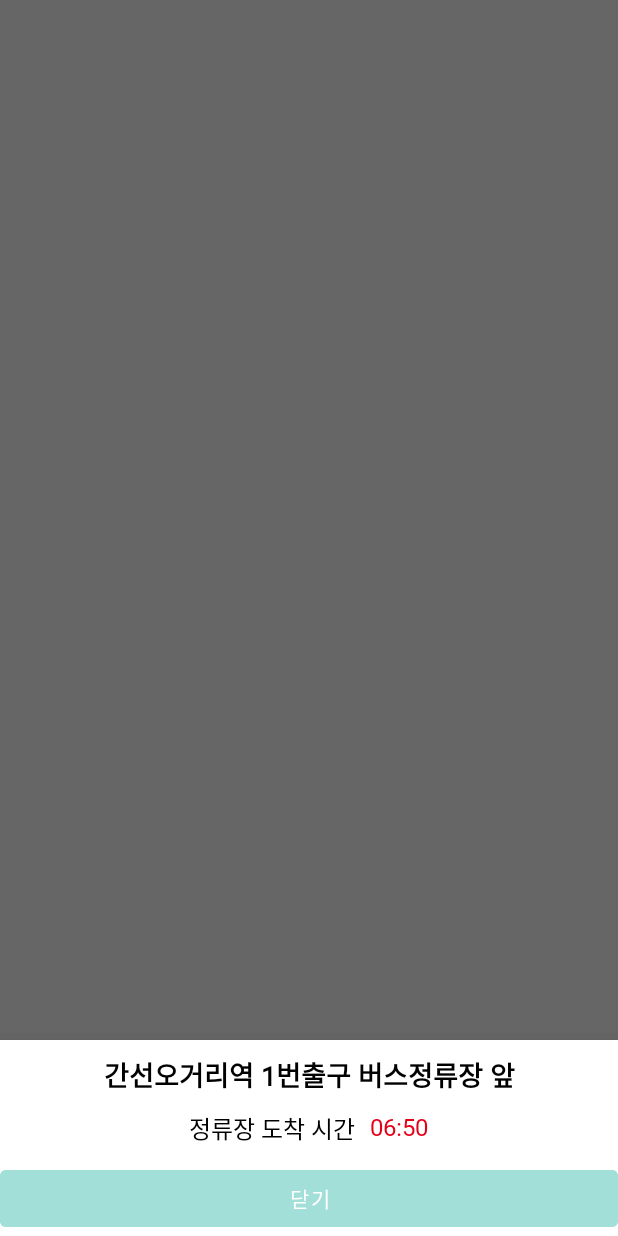
After one commit to HalloKity/DIGICO_Bus, an Android app: the fragment MyBottomDialogStopLocation shown on its own in the app's theme, on a phone screen of 412 x 824 dp. The commit adds this screen. Run offline under Robolectric (Android 15) with nearby library versions, the phone set to English and light mode, and no system bars; libraries missing offline, so code that uses them is left out: com.naver.maps; plain views replace MapView.

Commit message:
[MY] feat : bottom dialog 추가 작업 중

```diff
--- a/DigicoBus/app/build.gradle
+++ b/DigicoBus/app/build.gradle
@@ -70,4 +70,7 @@ dependencies {
     // retrofit
     implementation 'com.squareup.retrofit2:retrofit:2.6.0'
     implementation 'com.squareup.retrofit2:converter-gson:2.6.0'
+
+    // bottom sheet dialog
+    implementation 'com.google.android.material:material:1.5.0-alpha02'
 }
--- a/DigicoBus/app/src/main/java/com/kt/digicobus/adapter/BusStopListAdapter.kt
+++ b/DigicoBus/app/src/main/java/com/kt/digicobus/adapter/BusStopListAdapter.kt
@@ -2,6 +2,7 @@ package com.kt.digicobus.adapter
 
 import android.content.Context
 import android.os.Build
+import android.util.Log
 import android.view.LayoutInflater
 import android.view.View
 import android.view.ViewGroup
@@ -10,9 +11,11 @@ import android.widget.ImageView
 import android.widget.TextView
 import androidx.annotation.RequiresApi
 import androidx.constraintlayout.widget.ConstraintLayout
+import androidx.fragment.app.FragmentActivity
 import androidx.recyclerview.widget.RecyclerView
 import com.kt.digicobus.R
 import com.kt.digicobus.data.BusStopContent
+import com.kt.digicobus.dialog.MyBottomDialogStopLocation
 import kotlinx.android.synthetic.main.listview_detail_bus_info.view.*
 
 class BusStopListAdapter(var context: Context, private val resource: Int,  var busStopList: MutableList<BusStopContent>)
@@ -36,7 +39,9 @@ class BusStopListAdapter(var context: Context, private val resource: Int,  var b
 
         //지도 클릭시 넘어감
         holder.btn_map.setOnClickListener{
-            println("지도 클릭")
+            Log.d("[d] 버튼 클릭여부 확인", "지도 클릭")
+            val bottomDialog = MyBottomDialogStopLocation()
+            bottomDialog.show((holder.itemView.context as FragmentActivity).supportFragmentManager, bottomDialog.tag)
         }
     }
 
--- /dev/null
+++ b/DigicoBus/app/src/main/java/com/kt/digicobus/dialog/MyBottomDialogStopLocation.kt
@@ -0,0 +1,27 @@
+package com.kt.digicobus.dialog
+
+import android.os.Bundle
+import android.view.LayoutInflater
+import android.view.View
+import android.view.ViewGroup
+import android.widget.Button
+import com.google.android.material.bottomsheet.BottomSheetDialogFragment
+import com.kt.digicobus.R
+
+class MyBottomDialogStopLocation : BottomSheetDialogFragment() {
+    override fun onCreateView(
+        inflater: LayoutInflater,
+        container: ViewGroup?,
+        savedInstanceState: Bundle?
+    ): View? {
+        super.onCreateView(inflater, container, savedInstanceState)
+        return inflater.inflate(R.layout.custom_dialog_commute_stop_location, container, false)
+    }
+
+    override fun onViewCreated(view: View, savedInstanceState: Bundle?) {
+        super.onViewCreated(view, savedInstanceState)
+        view.findViewById<Button>(R.id.btn_close)?.setOnClickListener {
+            dismiss()
+        }
+    }
+}
--- a/DigicoBus/app/src/main/java/com/kt/digicobus/login/LoginActivity.kt
+++ b/DigicoBus/app/src/main/java/com/kt/digicobus/login/LoginActivity.kt
@@ -20,10 +20,10 @@ class LoginActivity : AppCompatActivity() {
         val myAdapter = ArrayAdapter(this, android.R.layout.simple_spinner_dropdown_item, items)
         binding.spinner.adapter = myAdapter
 
-        binding.tvJoin.setOnClickListener{
-            val intent = Intent(this, JoinActivity::class.java)
-            startActivity(intent)
-        }
+//        binding.tvJoin.setOnClickListener{
+//            val intent = Intent(this, JoinActivity::class.java)
+//            startActivity(intent)
+//        }
 
         binding.btnLogin.setOnClickListener{
             // 로그인
--- /dev/null
+++ b/DigicoBus/app/src/main/res/drawable/bottom_dialog_background_round.xml
@@ -0,0 +1,7 @@
+<?xml version="1.0" encoding="utf-8"?>
+<shape
+    xmlns:android="http://schemas.android.com/apk/res/android">
+    <solid android:color="@color/white" />
+    <corners android:topLeftRadius="50dp"
+        android:topRightRadius="50dp"/>
+</shape>
--- /dev/null
+++ b/DigicoBus/app/src/main/res/layout/custom_dialog_commute_stop_location.xml
@@ -0,0 +1,81 @@
+<?xml version="1.0" encoding="utf-8"?>
+<androidx.constraintlayout.widget.ConstraintLayout xmlns:android="http://schemas.android.com/apk/res/android"
+    xmlns:app="http://schemas.android.com/apk/res-auto"
+    xmlns:tools="http://schemas.android.com/tools"
+    style="@style/bottom_dialog"
+    android:layout_width="match_parent"
+    android:layout_height="wrap_content"
+    android:orientation="vertical"
+    android:paddingTop="10dp">
+
+    <TextView
+        android:id="@+id/tv_stop_location"
+        android:layout_width="wrap_content"
+        android:layout_height="wrap_content"
+        android:gravity="center"
+        android:text="간선오거리역 1번출구 버스정류장 앞"
+        android:textColor="@color/black"
+        android:textSize="18dp"
+        android:textStyle="bold"
+        app:layout_constraintEnd_toEndOf="parent"
+        app:layout_constraintStart_toStartOf="parent"
+        app:layout_constraintTop_toTopOf="parent" />
+
+    <LinearLayout
+        android:id="@+id/layout_stop_time"
+        android:layout_width="match_parent"
+        android:layout_height="match_parent"
+        android:layout_marginTop="10dp"
+        android:gravity="center"
+        android:orientation="horizontal"
+        app:layout_constraintEnd_toEndOf="parent"
+        app:layout_constraintStart_toStartOf="parent"
+        app:layout_constraintTop_toBottomOf="@+id/tv_stop_location">
+
+        <TextView
+            android:id="@+id/tv_stop_time_title"
+            android:layout_width="wrap_content"
+            android:layout_height="wrap_content"
+            android:layout_marginEnd="10dp"
+            android:gravity="center"
+            android:text="정류장 도착 시간"
+            android:textColor="@color/black"
+            android:textSize="16dp" />
+
+        <TextView
+            android:id="@+id/tv_stop_time"
+            android:layout_width="wrap_content"
+            android:layout_height="wrap_content"
+            android:gravity="center"
+            android:text="06:50"
+            android:textColor="@color/red"
+            android:textSize="16dp" />
+
+    </LinearLayout>
+
+<!--    <com.naver.maps.map.MapView-->
+<!--        android:id="@+id/station_map"-->
+<!--        android:layout_width="match_parent"-->
+<!--        android:layout_height="150dp"-->
+<!--        android:layout_marginTop="60dp"-->
+<!--        app:layout_constraintEnd_toEndOf="parent"-->
+<!--        app:layout_constraintHorizontal_bias="0.0"-->
+<!--        app:layout_constraintStart_toStartOf="parent"-->
+<!--        app:layout_constraintTop_toBottomOf="@+id/layout_stop_time" />-->
+
+    <Button
+        android:layout_width="match_parent"
+        android:layout_height="50dp"
+        android:id="@+id/btn_close"
+        android:layout_marginTop="10dp"
+        android:fontFamily="@font/noto_sans_kr_bold"
+        android:text="닫기"
+        android:textSize="14dp"
+        android:textColor="@color/white"
+        android:elevation="0dp"
+        android:backgroundTint="@color/mint"
+        app:layout_constraintStart_toStartOf="parent"
+        app:layout_constraintEnd_toEndOf="parent"
+        app:layout_constraintTop_toBottomOf="@+id/layout_stop_time" />
+
+</androidx.constraintlayout.widget.ConstraintLayout>
--- a/DigicoBus/app/src/main/res/values/themes.xml
+++ b/DigicoBus/app/src/main/res/values/themes.xml
@@ -38,4 +38,8 @@
         <item name="android:background">@drawable/dialog_background_round</item>
     </style>
 
+    <style name="bottom_dialog">
+        <item name="android:background">@drawable/bottom_dialog_background_round</item>
+    </style>
+
 </resources>
```
